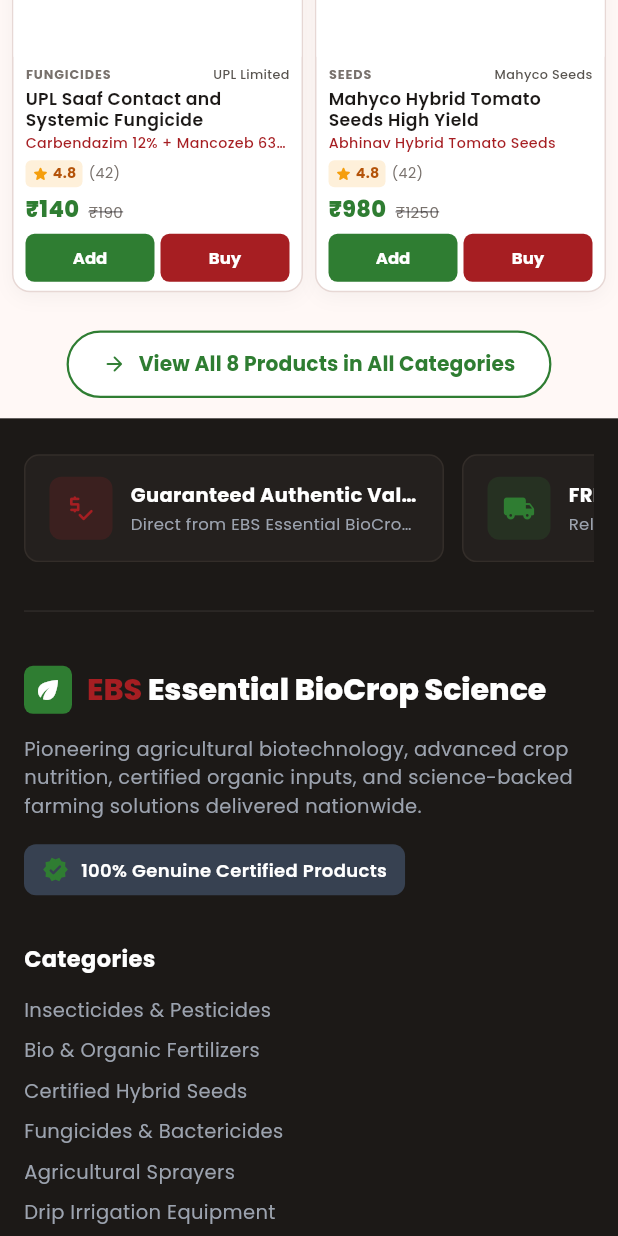
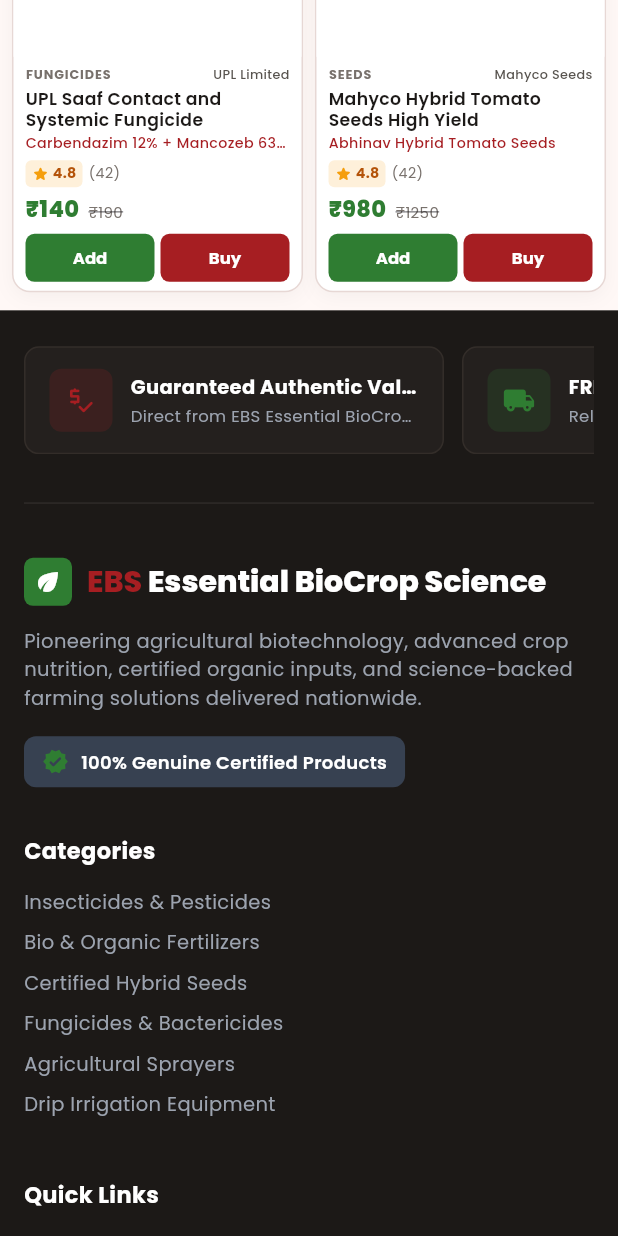
Before and after one commit to krishikrantidealer-cell/seller_website, a Flutter app: the screen it shows after launch, scrolled down 1152 dp, on a phone screen of 412 x 824 dp. Run offline on Flutter 3.47's test engine with Material 3 defaults, Android fonts, the phone set to English and light mode, and no system bars; our stand-ins replace google_fonts; network calls fail.

Commit message:
refactor(home): remove redundant bottom View All button below products

```diff
--- a/lib/presentation/home/home_view.dart
+++ b/lib/presentation/home/home_view.dart
@@ -222,10 +222,7 @@
 
                                 final displayedProducts = filtered.take(6).toList();
 
-                                return Column(
-                                  mainAxisSize: MainAxisSize.min,
-                                  children: [
-                                    GridView.builder(
+                                return GridView.builder(
                                   shrinkWrap: true,
                                   physics: const NeverScrollableScrollPhysics(),
                                   gridDelegate: SliverGridDelegateWithFixedCrossAxisCount(
@@ -251,31 +248,6 @@
                                       onBuyNow: (p, v) => _onBuyNow(p, v),
                                     );
                                   },
-                                    ),
-                                    if (filtered.length > 6) ...[
-                                      const SizedBox(height: 24),
-                                      Center(
-                                        child: OutlinedButton.icon(
-                                          onPressed: () => _navigateToCategoryDetail(context),
-                                          icon: const Icon(Icons.arrow_forward_rounded, size: 16, color: AppColors.primaryGreen),
-                                          label: Text(
-                                            'View All ${filtered.length} Products in ${_getCategoryTitle(_selectedCategory)}',
-                                            style: GoogleFonts.poppins(
-                                              fontSize: 13.5,
-                                              fontWeight: FontWeight.w700,
-                                              color: AppColors.primaryGreen,
-                                            ),
-                                          ),
-                                          style: OutlinedButton.styleFrom(
-                                            side: const BorderSide(color: AppColors.primaryGreen, width: 1.5),
-                                            padding: const EdgeInsets.symmetric(horizontal: 24, vertical: 13),
-                                            shape: RoundedRectangleBorder(borderRadius: BorderRadius.circular(24)),
-                                            backgroundColor: Colors.white,
-                                          ),
-                                        ),
-                                      ),
-                                    ],
-                                  ],
                                 );
                               },
                             ),
```
Lines whose indentation alone changed are shown as unchanged.
